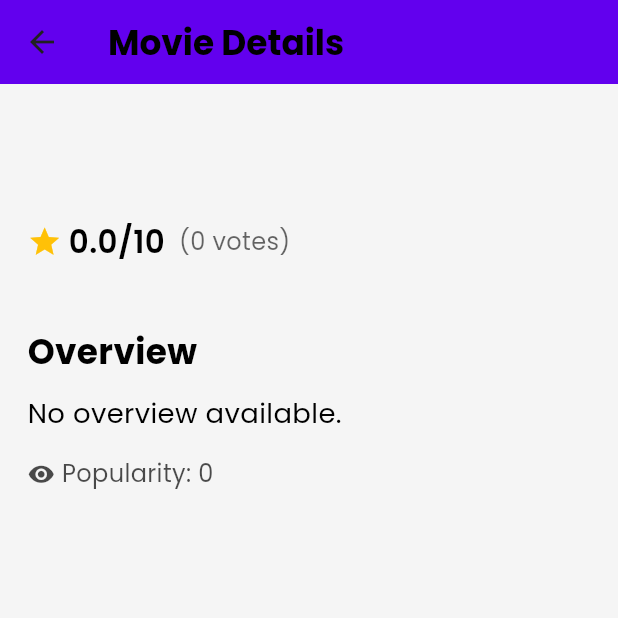
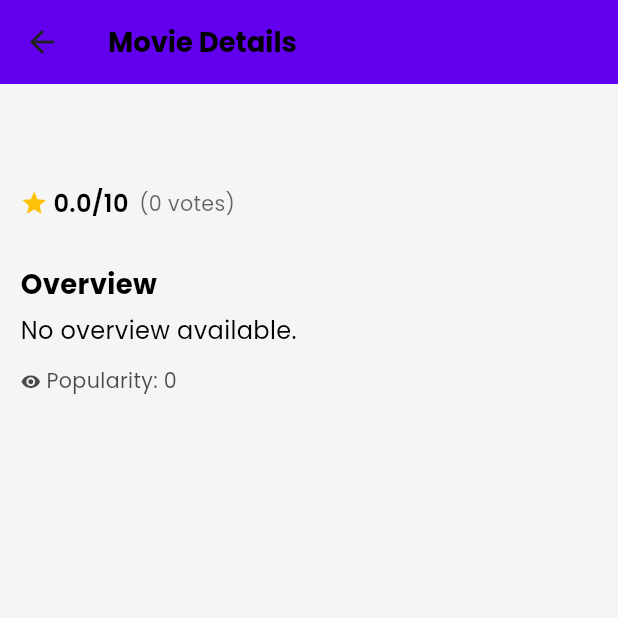
Before and after one commit to aliabdelmoaty/movie, a Flutter app: the DetailsScreen screen opened directly with empty values, on a phone screen of 412 x 824 dp, the top half of it. Run offline on Flutter 3.47's test engine with Material 3 defaults, Android fonts, the phone set to English and light mode, and no system bars; our stand-ins replace dio, equatable, flutter_bloc, flutter_screenutil, google_fonts, hive_flutter and 1 more; accounts and stored records are empty; network calls fail.

Commit message:
Enhance text styles and adjust layout in details and home screens for improved UI consistency. Added new text styles for various font weights and sizes. Updated padding, margins, and sizes of UI elements to create a more cohesive design across the app.

```diff
--- a/lib/core/theme/text_styles.dart
+++ b/lib/core/theme/text_styles.dart
@@ -50,6 +50,16 @@ abstract class AppTextStyles {
       GoogleFonts.poppins(fontSize: 14.sp, fontWeight: FontWeight.w600);
   static TextStyle get s12w400 =>
       GoogleFonts.poppins(fontSize: 12.sp, fontWeight: FontWeight.w400);
+  static TextStyle get s12w500 =>
+      GoogleFonts.poppins(fontSize: 12.sp, fontWeight: FontWeight.w500);
+  static TextStyle get s12w600 =>
+      GoogleFonts.poppins(fontSize: 12.sp, fontWeight: FontWeight.w600);
+  static TextStyle get s16w700 =>
+      GoogleFonts.poppins(fontSize: 16.sp, fontWeight: FontWeight.w700);
+  static TextStyle get s14w700 =>
+      GoogleFonts.poppins(fontSize: 14.sp, fontWeight: FontWeight.w700);
+  static TextStyle get s14w500 =>
+      GoogleFonts.poppins(fontSize: 14.sp, fontWeight: FontWeight.w500);
   static TextStyle get s18w600 =>
       GoogleFonts.poppins(fontSize: 18.sp, fontWeight: FontWeight.w600);
   static TextStyle get s26w700 =>
--- a/lib/features/details/presentation/view/details_screen.dart
+++ b/lib/features/details/presentation/view/details_screen.dart
@@ -16,95 +16,99 @@ class DetailsScreen extends StatelessWidget {
       appBar: AppBar(
         title: Text(
           'Movie Details',
-          style: AppTextStyles.s20w700.c(
+          style: AppTextStyles.s16w700.c(
             Theme.of(context).colorScheme.onSurface,
           ),
         ),
       ),
       body: SingleChildScrollView(
-        padding: EdgeInsets.all(16.0.r),
+        padding: EdgeInsets.all(12.0.r),
         child: Column(
           crossAxisAlignment: CrossAxisAlignment.start,
           children: [
             if (movie.fullBackdropPath.isNotEmpty)
               ClipRRect(
-                borderRadius: BorderRadius.circular(12.r),
+                borderRadius: BorderRadius.circular(8.r),
                 child: CachedNetworkImage(
                   imageUrl: movie.fullBackdropPath,
                   width: double.infinity,
-                  height: 250.h,
+                  height: 180.h,
                   fit: BoxFit.cover,
                   placeholder: (context, url) => Container(
                     width: double.infinity,
-                    height: 250.h,
+                    height: 180.h,
                     color: Colors.grey[300],
-                    child: const Center(child: CircularProgressIndicator()),
+                    child: const Center(
+                      child: CircularProgressIndicator(strokeWidth: 2),
+                    ),
                   ),
                   errorWidget: (context, url, error) => Container(
                     width: double.infinity,
-                    height: 250.h,
+                    height: 180.h,
                     color: Colors.grey[300],
-                    child: const Icon(Icons.image_not_supported, size: 64),
+                    child: Icon(Icons.image_not_supported, size: 40.r),
                   ),
                 ),
               )
             else if (movie.fullPosterPath.isNotEmpty)
               Center(
                 child: ClipRRect(
-                  borderRadius: BorderRadius.circular(12.r),
+                  borderRadius: BorderRadius.circular(8.r),
                   child: CachedNetworkImage(
                     imageUrl: movie.fullPosterPath,
-                    width: 200.w,
-                    height: 300.h,
+                    width: 150.w,
+                    height: 220.h,
                     fit: BoxFit.cover,
                     placeholder: (context, url) => Container(
-                      width: 200.w,
-                      height: 300.h,
+                      width: 150.w,
+                      height: 220.h,
                       color: Colors.grey[300],
-                      child: const Center(child: CircularProgressIndicator()),
+                      child: const Center(
+                        child: CircularProgressIndicator(strokeWidth: 2),
+                      ),
                     ),
                     errorWidget: (context, url, error) => Container(
-                      width: 200.w,
-                      height: 300.h,
+                      width: 150.w,
+                      height: 220.h,
                       color: Colors.grey[300],
-                      child: const Icon(Icons.image_not_supported, size: 64),
+                      child: Icon(Icons.image_not_supported, size: 40.r),
                     ),
                   ),
                 ),
               ),
-            SizedBox(height: 16.h),
+            SizedBox(height: 10.h),
             Text(
               movie.title,
-              style: AppTextStyles.s24w700.c(
+              style: AppTextStyles.s18w700.c(
                 Theme.of(context).colorScheme.onSurface,
               ),
             ),
             if (movie.originalTitle != movie.title) ...[
-              SizedBox(height: 4.h),
+              SizedBox(height: 3.h),
               Text(
                 movie.originalTitle,
-                style: AppTextStyles.s16w400.c(
+                style: AppTextStyles.s14w400.c(
                   Theme.of(context).colorScheme.onSurface.withOpacity(0.7),
                 ),
               ),
             ],
-            SizedBox(height: 12.h),
+            SizedBox(height: 8.h),
             Row(
               children: [
                 Row(
                   children: [
-                    Icon(Icons.star, size: 20.r, color: Colors.amber),
-                    SizedBox(width: 4.w),
+                    Icon(Icons.star, size: 16.r, color: Colors.amber),
+                    SizedBox(width: 3.w),
                     Text(
                       '${movie.voteAverage.toStringAsFixed(1)}/10',
-                      style: AppTextStyles.s18w600.c(
+                      style: AppTextStyles.s14w600.c(
                         Theme.of(context).colorScheme.onSurface,
                       ),
                     ),
-                    SizedBox(width: 8.w),
+                    SizedBox(width: 6.w),
                     Text(
                       '(${movie.voteCount} votes)',
-                      style: AppTextStyles.s14w400.c(
+                      style: AppTextStyles.s12w400.c(
                         Theme.of(
                           context,
                         ).colorScheme.onSurface.withOpacity(0.6),
@@ -114,66 +118,66 @@ class DetailsScreen extends StatelessWidget {
                 ),
               ],
             ),
-            SizedBox(height: 8.h),
+            SizedBox(height: 6.h),
             if (movie.releaseDate.isNotEmpty)
               Row(
                 children: [
                   Icon(
                     Icons.calendar_today,
-                    size: 16.r,
+                    size: 12.r,
                     color: Theme.of(
                       context,
                     ).colorScheme.onSurface.withOpacity(0.7),
                   ),
-                  SizedBox(width: 4.w),
+                  SizedBox(width: 3.w),
                   Text(
                     'Released: ${movie.releaseDate}',
-                    style: AppTextStyles.s14w400.c(
+                    style: AppTextStyles.s12w400.c(
                       Theme.of(context).colorScheme.onSurface.withOpacity(0.7),
                     ),
                   ),
                 ],
               ),
-            SizedBox(height: 8.h),
+            SizedBox(height: 6.h),
             if (movie.originalLanguage.isNotEmpty)
               Row(
                 children: [
                   Icon(
                     Icons.language,
-                    size: 16.r,
+                    size: 12.r,
                     color: Theme.of(
                       context,
                     ).colorScheme.onSurface.withOpacity(0.7),
                   ),
-                  SizedBox(width: 4.w),
+                  SizedBox(width: 3.w),
                   Text(
                     'Language: ${movie.originalLanguage.toUpperCase()}',
-                    style: AppTextStyles.s14w400.c(
+                    style: AppTextStyles.s12w400.c(
                       Theme.of(context).colorScheme.onSurface.withOpacity(0.7),
                     ),
                   ),
                 ],
               ),
             if (movie.genreIds.isNotEmpty) ...[
-              SizedBox(height: 12.h),
+              SizedBox(height: 8.h),
               Wrap(
-                spacing: 8.w,
-                runSpacing: 8.h,
+                spacing: 6.w,
+                runSpacing: 6.h,
                 children: movie.genreIds.take(3).map((genreId) {
                   return Container(
                     padding: EdgeInsets.symmetric(
-                      horizontal: 12.w,
-                      vertical: 6.h,
+                      horizontal: 10.w,
+                      vertical: 4.h,
                     ),
                     decoration: BoxDecoration(
                       color: Theme.of(
                         context,
                       ).colorScheme.primary.withOpacity(0.2),
-                      borderRadius: BorderRadius.circular(20.r),
+                      borderRadius: BorderRadius.circular(16.r),
                     ),
                     child: Text(
                       'Genre $genreId',
-                      style: AppTextStyles.s14w600.c(
+                      style: AppTextStyles.s12w600.c(
                         Theme.of(context).colorScheme.primary,
                       ),
                     ),
@@ -181,36 +185,36 @@ class DetailsScreen extends StatelessWidget {
                 }).toList(),
               ),
             ],
-            SizedBox(height: 20.h),
+            SizedBox(height: 12.h),
             Text(
               'Overview',
-              style: AppTextStyles.s20w700.c(
+              style: AppTextStyles.s16w700.c(
                 Theme.of(context).colorScheme.onSurface,
               ),
             ),
-            SizedBox(height: 8.h),
+            SizedBox(height: 6.h),
             Text(
               movie.overview.isNotEmpty
                   ? movie.overview
                   : 'No overview available.',
-              style: AppTextStyles.s16w400.c(
+              style: AppTextStyles.s14w400.c(
                 Theme.of(context).colorScheme.onSurface,
               ),
             ),
-            SizedBox(height: 12.h),
+            SizedBox(height: 10.h),
             Row(
               children: [
                 Icon(
                   Icons.visibility,
-                  size: 16.r,
+                  size: 12.r,
                   color: Theme.of(
                     context,
                   ).colorScheme.onSurface.withOpacity(0.7),
                 ),
-                SizedBox(width: 4.w),
+                SizedBox(width: 3.w),
                 Text(
                   'Popularity: ${movie.popularity.toStringAsFixed(0)}',
-                  style: AppTextStyles.s14w400.c(
+                  style: AppTextStyles.s12w400.c(
                     Theme.of(context).colorScheme.onSurface.withOpacity(0.7),
                   ),
                 ),
```
Also changed, not shown: lib/features/home/presentation/view/home_screen.dart (+41 -49 lines).
